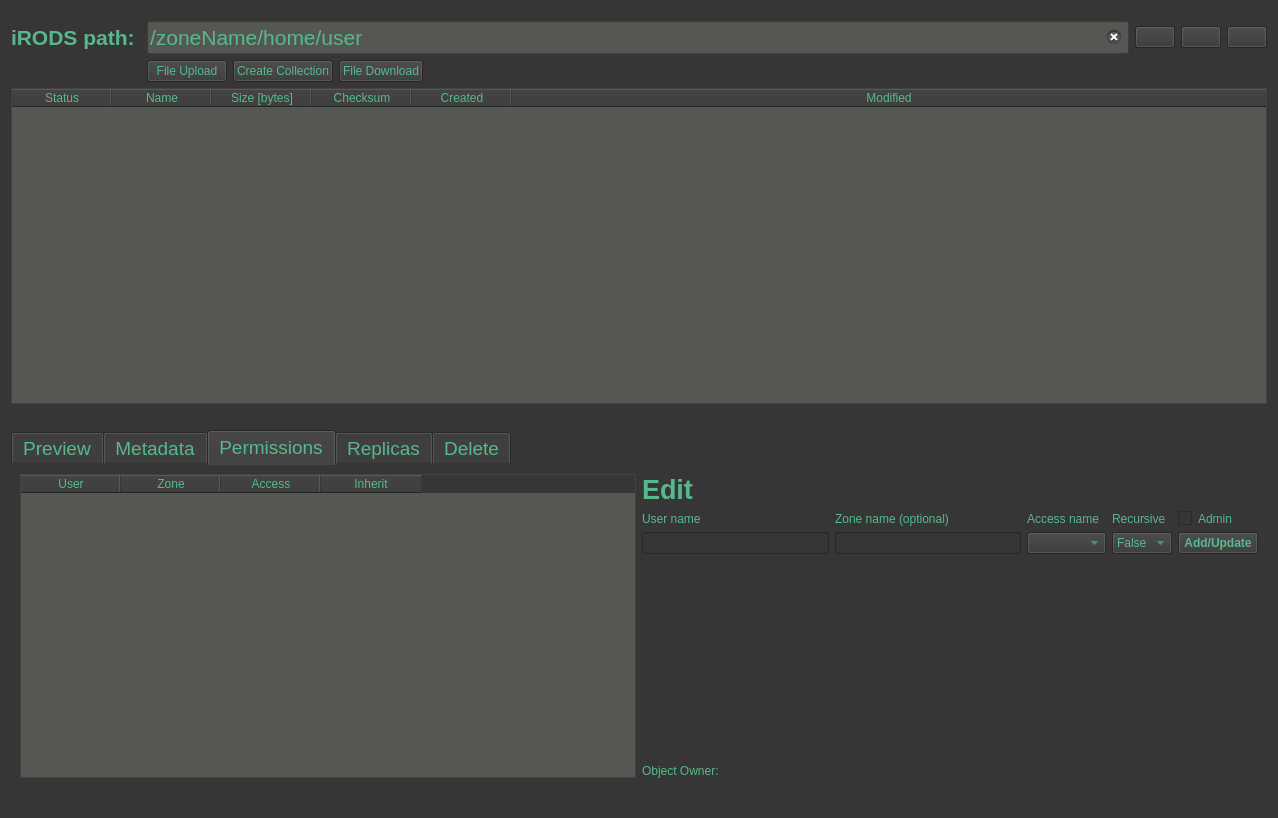
This is gui/ui_files/tabBrowser.ui in iBridges-for-iRODS/iBridges-GUI as Qt 5 draws it before an edit. The edited form follows.
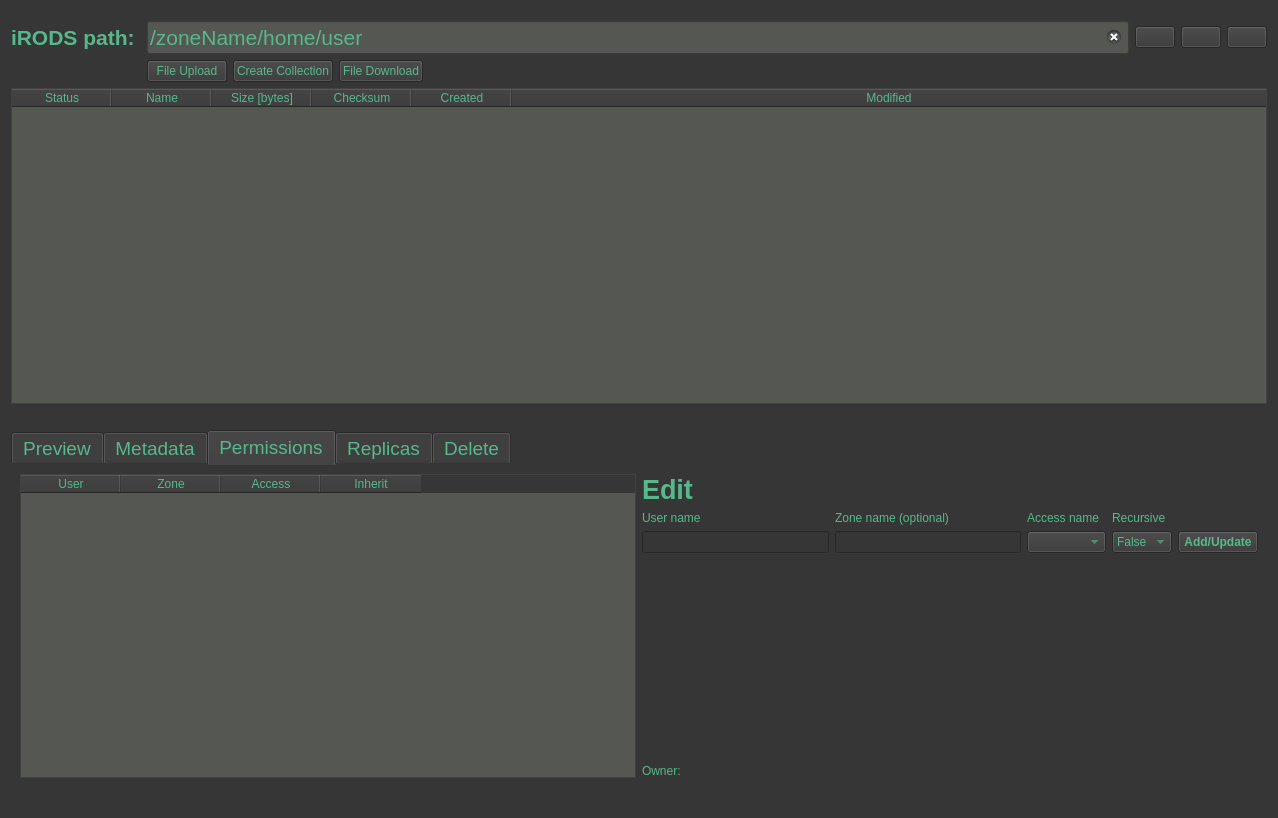
This is the edited form. Icons and pictures are not drawn.

Patch:
```diff
--- a/gui/ui_files/tabBrowser.ui
+++ b/gui/ui_files/tabBrowser.ui
@@ -539,22 +539,6 @@
            </property>
           </widget>
          </item>
-         <item row="4" column="4">
-          <widget class="QCheckBox" name="aclAdminBox">
-           <property name="cursor">
-            <cursorShape>PointingHandCursor</cursorShape>
-           </property>
-           <property name="styleSheet">
-            <string notr="true"/>
-           </property>
-           <property name="text">
-            <string>Admin</string>
-           </property>
-           <property name="checked">
-            <bool>false</bool>
-           </property>
-          </widget>
-         </item>
          <item row="6" column="0">
           <widget class="QLineEdit" name="aclUserField"/>
          </item>
@@ -640,9 +624,16 @@
           </spacer>
          </item>
          <item row="9" column="0">
+          <widget class="QLabel" name="owner">
+           <property name="text">
+            <string>Owner: </string>
+           </property>
+          </widget>
+         </item>
+         <item row="9" column="1">
           <widget class="QLabel" name="owner_label">
            <property name="text">
-            <string>Object Owner: </string>
+            <string/>
            </property>
           </widget>
          </item>
```
Left out of the diff: 17 changed lines with no effect on the pictures.
